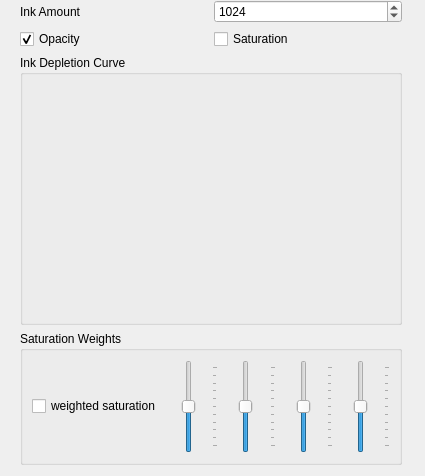
Qt form krita/plugins/paintops/sumie/wdgInkOptions.ui (KDE/krita) before a commit.
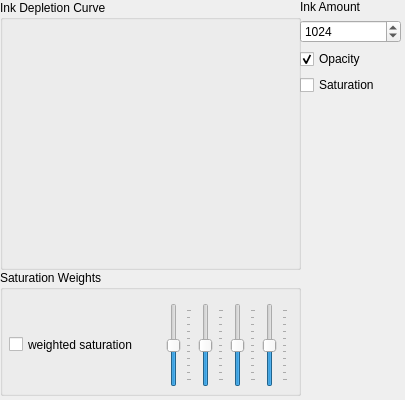
The same form after that commit. Custom widgets are drawn as their Qt base class.

Commit message: Attempt to make the dialog smaller.

Patch:
```diff
--- a/krita/plugins/paintops/sumie/wdgInkOptions.ui
+++ b/krita/plugins/paintops/sumie/wdgInkOptions.ui
@@ -6,8 +6,8 @@
    <rect>
     <x>0</x>
     <y>0</y>
-    <width>425</width>
-    <height>476</height>
+    <width>405</width>
+    <height>400</height>
    </rect>
   </property>
   <property name="sizePolicy">
@@ -18,30 +18,28 @@
   </property>
   <property name="minimumSize">
    <size>
-    <width>425</width>
-    <height>476</height>
+    <width>405</width>
+    <height>400</height>
    </size>
   </property>
-  <widget class="QWidget" name="layoutWidget">
+  <widget class="QWidget" name="">
    <property name="geometry">
     <rect>
-     <x>20</x>
+     <x>300</x>
      <y>0</y>
-     <width>382</width>
-     <height>465</height>
+     <width>101</width>
+     <height>391</height>
     </rect>
    </property>
-   <layout class="QGridLayout" name="gridLayout_3">
-    <item row="0" column="0">
-     <layout class="QGridLayout" name="gridLayout_2">
-      <item row="0" column="0">
+   <layout class="QVBoxLayout" name="verticalLayout">
+    <item>
        <widget class="QLabel" name="inkLabel">
         <property name="text">
          <string>Ink Amount</string>
         </property>
        </widget>
       </item>
-      <item row="0" column="1">
+    <item>
        <widget class="QSpinBox" name="inkAmountSpinBox">
         <property name="maximum">
          <number>10000</number>
@@ -51,7 +49,7 @@
         </property>
        </widget>
       </item>
-      <item row="1" column="0">
+    <item>
        <widget class="QCheckBox" name="opacityCBox">
         <property name="text">
          <string>Opacity</string>
@@ -61,7 +59,7 @@
         </property>
        </widget>
       </item>
-      <item row="1" column="1">
+    <item>
        <widget class="QCheckBox" name="saturationCBox">
         <property name="enabled">
          <bool>true</bool>
@@ -74,40 +72,77 @@
         </property>
        </widget>
       </item>
-     </layout>
+    <item>
+     <spacer name="verticalSpacer">
+      <property name="orientation">
+       <enum>Qt::Vertical</enum>
+      </property>
+      <property name="sizeHint" stdset="0">
+       <size>
+        <width>20</width>
+        <height>288</height>
+       </size>
+      </property>
+     </spacer>
     </item>
-    <item row="1" column="0">
+   </layout>
+  </widget>
      <widget class="QGroupBox" name="groupBox">
-      <property name="sizePolicy">
-       <sizepolicy hsizetype="Preferred" vsizetype="Preferred">
-        <horstretch>0</horstretch>
-        <verstretch>0</verstretch>
-       </sizepolicy>
-      </property>
-      <property name="minimumSize">
-       <size>
-        <width>380</width>
+   <property name="geometry">
+    <rect>
+     <x>0</x>
+     <y>0</y>
+     <width>301</width>
         <height>270</height>
+    </rect>
+   </property>
+   <property name="sizePolicy">
+    <sizepolicy hsizetype="Preferred" vsizetype="Preferred">
+     <horstretch>0</horstretch>
+     <verstretch>0</verstretch>
+    </sizepolicy>
+   </property>
+   <property name="minimumSize">
+    <size>
+     <width>0</width>
+     <height>0</height>
        </size>
       </property>
       <property name="title">
        <string>Ink Depletion Curve</string>
       </property>
-      <layout class="QVBoxLayout" name="verticalLayout_3">
-       <item>
-        <widget class="KisCurveWidget" name="inkCurve" native="true"/>
-       </item>
-      </layout>
-     </widget>
-    </item>
-    <item row="2" column="0">
+   <widget class="KisCurveWidget" name="inkCurve" native="true">
+    <property name="geometry">
+     <rect>
+      <x>9</x>
+      <y>33</y>
+      <width>271</width>
+      <height>228</height>
+     </rect>
+    </property>
+   </widget>
+  </widget>
      <widget class="QGroupBox" name="weightGroup">
+   <property name="geometry">
+    <rect>
+     <x>0</x>
+     <y>270</y>
+     <width>301</width>
+     <height>126</height>
+    </rect>
+   </property>
       <property name="title">
        <string>Saturation Weights</string>
       </property>
-      <layout class="QGridLayout" name="gridLayout">
-       <item row="0" column="1">
         <widget class="QSlider" name="pressureSlider">
+    <property name="geometry">
+     <rect>
+      <x>164</x>
+      <y>33</y>
+      <width>28</width>
+      <height>84</height>
+     </rect>
+    </property>
          <property name="sizePolicy">
           <sizepolicy hsizetype="Expanding" vsizetype="Expanding">
            <horstretch>0</horstretch>
@@ -133,9 +168,15 @@
           <enum>QSlider::TicksBelow</enum>
          </property>
         </widget>
-       </item>
-       <item row="0" column="4">
         <widget class="QSlider" name="inkDepletionSlider">
+    <property name="geometry">
+     <rect>
+      <x>260</x>
+      <y>33</y>
+      <width>28</width>
+      <height>84</height>
+     </rect>
+    </property>
          <property name="sizePolicy">
           <sizepolicy hsizetype="Expanding" vsizetype="Expanding">
            <horstretch>0</horstretch>
@@ -161,9 +202,15 @@
           <enum>QSlider::TicksBelow</enum>
          </property>
         </widget>
-       </item>
-       <item row="0" column="2">
         <widget class="QSlider" name="bristleLengthSlider">
+    <property name="geometry">
+     <rect>
+      <x>196</x>
+      <y>33</y>
+      <width>28</width>
+      <height>84</height>
+     </rect>
+    </property>
          <property name="sizePolicy">
           <sizepolicy hsizetype="Expanding" vsizetype="Expanding">
            <horstretch>0</horstretch>
@@ -189,9 +236,15 @@
           <enum>QSlider::TicksBelow</enum>
          </property>
         </widget>
-       </item>
-       <item row="0" column="3">
         <widget class="QSlider" name="bristleInkAmountSlider">
+    <property name="geometry">
+     <rect>
+      <x>228</x>
+      <y>33</y>
+      <width>28</width>
+      <height>84</height>
+     </rect>
+    </property>
          <property name="sizePolicy">
           <sizepolicy hsizetype="Expanding" vsizetype="Expanding">
            <horstretch>0</horstretch>
@@ -217,18 +270,19 @@
           <enum>QSlider::TicksBelow</enum>
          </property>
         </widget>
-       </item>
-       <item row="0" column="0">
         <widget class="QCheckBox" name="weightSaturationCBox">
+    <property name="geometry">
+     <rect>
+      <x>9</x>
+      <y>63</y>
+      <width>151</width>
+      <height>23</height>
+     </rect>
+    </property>
          <property name="text">
           <string>weighted saturation</string>
          </property>
         </widget>
-       </item>
-      </layout>
-     </widget>
-    </item>
-   </layout>
   </widget>
  </widget>
  <customwidgets>
```
Lines whose indentation alone changed are shown as unchanged.
